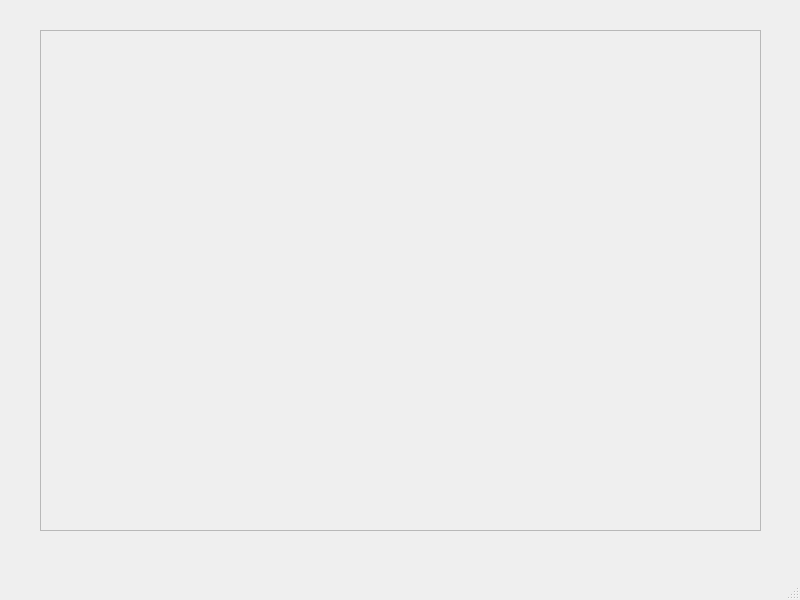
Before: the Qt Designer form show_pic.ui in HarryandJack/Surgical_video_clipping, drawn with Qt 5.
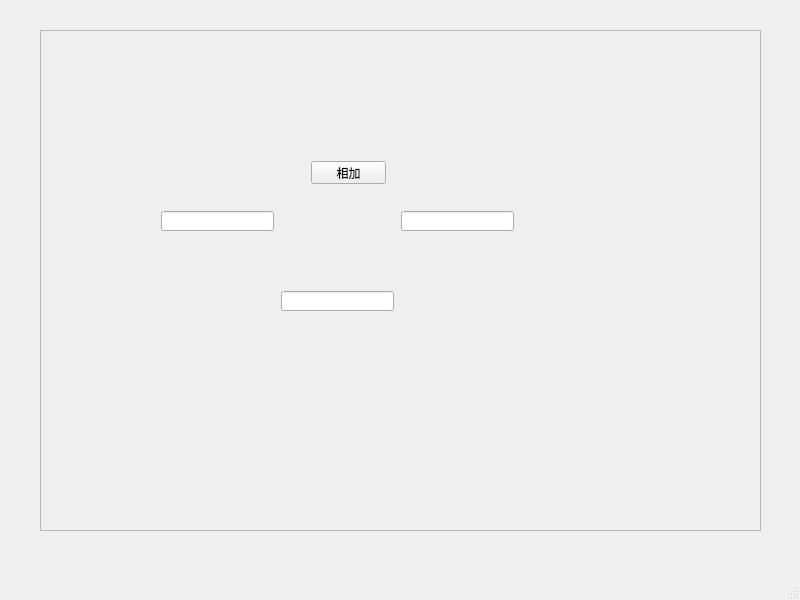
After: the same form once the commit is applied.

```diff
--- a/show_pic.ui
+++ b/show_pic.ui
@@ -35,6 +35,49 @@
        <height>499</height>
       </rect>
      </property>
+     <widget class="QLineEdit" name="num_1">
+      <property name="geometry">
+       <rect>
+        <x>120</x>
+        <y>180</y>
+        <width>113</width>
+        <height>20</height>
+       </rect>
+      </property>
+     </widget>
+     <widget class="QLineEdit" name="num_2">
+      <property name="geometry">
+       <rect>
+        <x>360</x>
+        <y>180</y>
+        <width>113</width>
+        <height>20</height>
+       </rect>
+      </property>
+     </widget>
+     <widget class="QPushButton" name="Plus">
+      <property name="geometry">
+       <rect>
+        <x>270</x>
+        <y>130</y>
+        <width>75</width>
+        <height>23</height>
+       </rect>
+      </property>
+      <property name="text">
+       <string>相加</string>
+      </property>
+     </widget>
+     <widget class="QLineEdit" name="sum">
+      <property name="geometry">
+       <rect>
+        <x>240</x>
+        <y>260</y>
+        <width>113</width>
+        <height>20</height>
+       </rect>
+      </property>
+     </widget>
     </widget>
    </widget>
   </widget>
```
Left out of the diff: 2 changed lines with no effect on the pictures.
